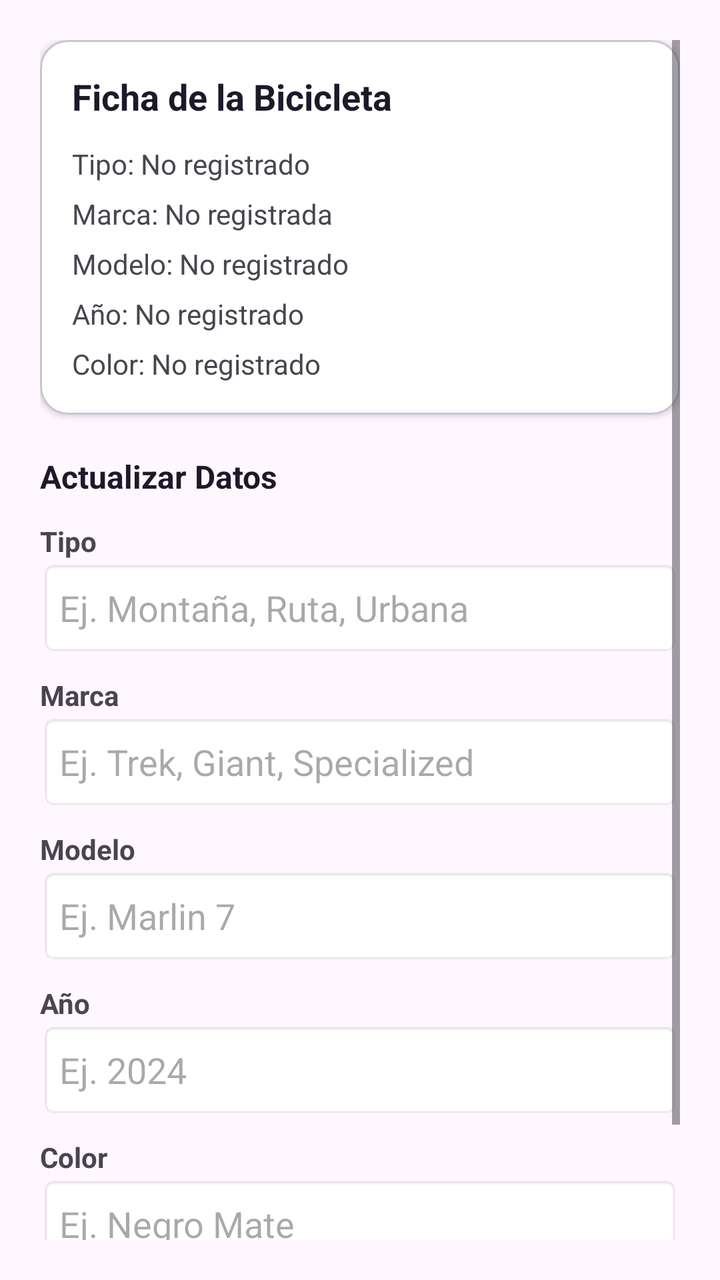
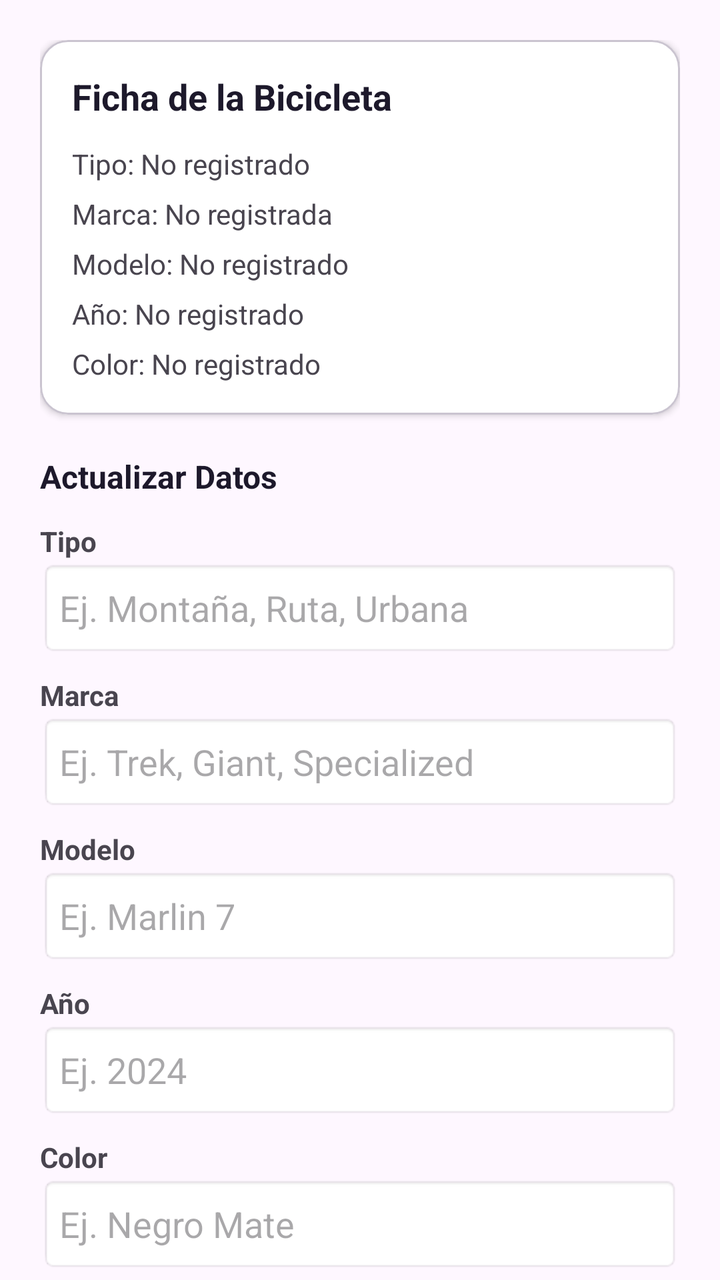

An Android layout rendered at two revisions. The XML below is the earlier revision; the diff shows what the commit changed to produce the second picture.
<!-- AndroidManifest.xml: application theme Theme.BikeLight -->
<!-- res/layout/fragment_bicicleta.xml -->
<?xml version="1.0" encoding="utf-8"?>
<ScrollView xmlns:android="http://schemas.android.com/apk/res/android"
    xmlns:app="http://schemas.android.com/apk/res-auto"
    android:layout_width="match_parent"
    android:layout_height="match_parent"
    android:fillViewport="true"
    android:padding="20dp">

    <LinearLayout
        android:layout_width="match_parent"
        android:layout_height="wrap_content"
        android:orientation="vertical">

        <com.google.android.material.card.MaterialCardView
            android:id="@+id/cardFichaBicicleta"
            android:layout_width="match_parent"
            android:layout_height="wrap_content"
            android:layout_marginBottom="20dp"
            app:cardCornerRadius="14dp"
            app:cardElevation="2dp"
            app:cardBackgroundColor="@color/white">

            <LinearLayout
                android:layout_width="match_parent"
                android:layout_height="wrap_content"
                android:orientation="vertical"
                android:padding="16dp">

                <TextView
                    android:layout_width="wrap_content"
                    android:layout_height="wrap_content"
                    android:text="Ficha de la Bicicleta"
                    android:textSize="18sp"
                    android:textStyle="bold"
                    android:textColor="@color/bikelight_text_dark"
                    android:layout_marginBottom="12dp" />

                <TextView
                    android:id="@+id/tvDisplayTipo"
                    android:layout_width="wrap_content"
                    android:layout_height="wrap_content"
                    android:text="Tipo: No registrado"
                    android:layout_marginBottom="6dp" />

                <TextView
                    android:id="@+id/tvDisplayMarca"
                    android:layout_width="wrap_content"
                    android:layout_height="wrap_content"
                    android:text="Marca: No registrada"
                    android:layout_marginBottom="6dp" />

                <TextView
                    android:id="@+id/tvDisplayModelo"
                    android:layout_width="wrap_content"
                    android:layout_height="wrap_content"
                    android:text="Modelo: No registrado"
                    android:layout_marginBottom="6dp" />

                <TextView
                    android:id="@+id/tvDisplayAno"
                    android:layout_width="wrap_content"
                    android:layout_height="wrap_content"
                    android:text="Año: No registrado"
                    android:layout_marginBottom="6dp" />

                <TextView
                    android:id="@+id/tvDisplayColor"
                    android:layout_width="wrap_content"
                    android:layout_height="wrap_content"
                    android:text="Color: No registrado" />
            </LinearLayout>
        </com.google.android.material.card.MaterialCardView>

        <TextView
            android:layout_width="wrap_content"
            android:layout_height="wrap_content"
            android:text="Actualizar Datos"
            android:textStyle="bold"
            android:textSize="16sp"
            android:textColor="@color/bikelight_text_dark"
            android:layout_marginBottom="12dp" />

        <TextView
            android:layout_width="wrap_content"
            android:layout_height="wrap_content"
            android:text="Tipo"
            android:textStyle="bold" />
        <EditText
            android:id="@+id/etBikeTipo"
            android:layout_width="match_parent"
            android:layout_height="48dp"
            android:hint="Ej. Montaña, Ruta, Urbana"
            android:background="@android:drawable/editbox_background_normal"
            android:layout_marginBottom="10dp" />

        <TextView
            android:layout_width="wrap_content"
            android:layout_height="wrap_content"
            android:text="Marca"
            android:textStyle="bold" />
        <EditText
            android:id="@+id/etBikeMarca"
            android:layout_width="match_parent"
            android:layout_height="48dp"
            android:hint="Ej. Trek, Giant, Specialized"
            android:background="@android:drawable/editbox_background_normal"
            android:layout_marginBottom="10dp" />

        <TextView
            android:layout_width="wrap_content"
            android:layout_height="wrap_content"
            android:text="Modelo"
            android:textStyle="bold" />
        <EditText
            android:id="@+id/etBikeModelo"
            android:layout_width="match_parent"
            android:layout_height="48dp"
            android:hint="Ej. Marlin 7"
            android:background="@android:drawable/editbox_background_normal"
            android:layout_marginBottom="10dp" />

        <TextView
            android:layout_width="wrap_content"
            android:layout_height="wrap_content"
            android:text="Año"
            android:textStyle="bold" />
        <EditText
            android:id="@+id/etBikeAno"
            android:layout_width="match_parent"
            android:layout_height="48dp"
            android:inputType="number"
            android:hint="Ej. 2024"
            android:background="@android:drawable/editbox_background_normal"
            android:layout_marginBottom="10dp" />

        <TextView
            android:layout_width="wrap_content"
            android:layout_height="wrap_content"
            android:text="Color"
            android:textStyle="bold" />
        <EditText
            android:id="@+id/etBikeColor"
            android:layout_width="match_parent"
            android:layout_height="48dp"
            android:hint="Ej. Negro Mate"
            android:background="@android:drawable/editbox_background_normal"
            android:layout_marginBottom="20dp" />

        <com.google.android.material.button.MaterialButton
            android:id="@+id/btnGuardarBici"
            android:layout_width="match_parent"
            android:layout_height="52dp"
            android:text="Guardar Información"
            app:backgroundTint="@color/bikelight_header" />
    </LinearLayout>
</ScrollView>
<!-- resources referenced by this layout -->
<resources>
  <color name="bikelight_header">#2A1B4E</color>
  <color name="bikelight_text_dark">#1D192B</color>
  <color name="white">#FFFFFF</color>
  <style name="Theme.BikeLight" parent="Base.Theme.BikeLight" />
  <style name="Base.Theme.BikeLight" parent="Theme.Material3.DayNight.NoActionBar">
          
          
      </style>
</resources>

<!-- the commit's change to res/layout/fragment_bicicleta.xml (unified diff, before → after) -->
@@ -1,9 +1,11 @@
 <?xml version="1.0" encoding="utf-8"?>
-<ScrollView xmlns:android="http://schemas.android.com/apk/res/android"
+<androidx.core.widget.NestedScrollView
+    xmlns:android="http://schemas.android.com/apk/res/android"
     xmlns:app="http://schemas.android.com/apk/res-auto"
     android:layout_width="match_parent"
     android:layout_height="match_parent"
     android:fillViewport="true"
+    android:clipToPadding="false"
     android:padding="20dp">
 
     <LinearLayout
@@ -146,11 +148,13 @@
             android:background="@android:drawable/editbox_background_normal"
             android:layout_marginBottom="20dp" />
 
+        
         <com.google.android.material.button.MaterialButton
             android:id="@+id/btnGuardarBici"
             android:layout_width="match_parent"
             android:layout_height="52dp"
             android:text="Guardar Información"
+            android:layout_marginBottom="32dp"
             app:backgroundTint="@color/bikelight_header" />
     </LinearLayout>
-</ScrollView>
+</androidx.core.widget.NestedScrollView>
